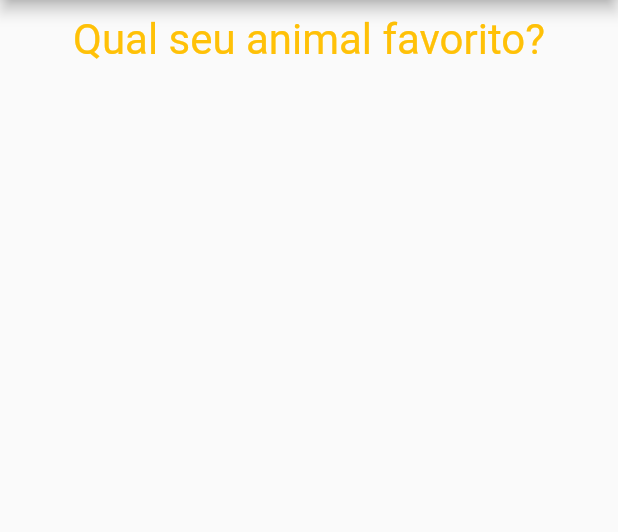
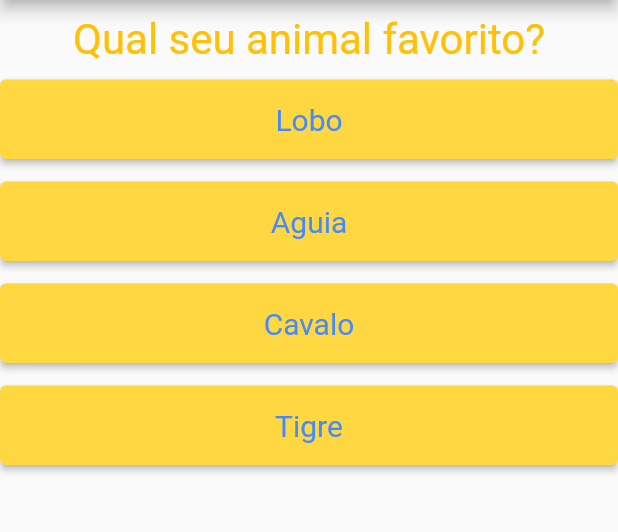
Before and after one commit to IagoMesquita/App_de_perguntas, a Flutter app: the screen it shows after launch, on a phone screen of 412 x 824 dp, the part 84-616 px from its top. Run offline on Flutter 3.47's test engine with Material 2 defaults, Android fonts, the phone set to English and light mode, and no system bars.

Commit message:
refactor: clean main

```diff
--- a/lib/main.dart
+++ b/lib/main.dart
@@ -1,6 +1,6 @@
 import 'package:flutter/material.dart';
-import './questao.dart';
-import './resposta.dart';
+import './questionario.dart';
+import './resultado.dart';
 
 void main() => runApp(const PerguntaApp());
 
@@ -11,41 +11,52 @@ class PerguntaApp extends StatefulWidget {
 }
 
 class _PerguntaAppState extends State<PerguntaApp> {
-  _PerguntaAppState();
+  // _PerguntaAppState();
 
   int _perguntaSelecionada = 0;
 
-  void _responder() {
-    setState(() {
-      _perguntaSelecionada++;
-    });
-  }
-
   // objct é um type mais generico, servindo para String, List ...
-  final List<Map<String, Object>> perguntas = [
+  final List<Map<String, Object>> _perguntas = const [
     {
       'texto': 'Qual seu animal favorito?',
-      'resposta': ['Lobo', 'Aguia', 'Cavalo', 'Tigre']
+      'respostas': ['Lobo', 'Aguia', 'Cavalo', 'Tigre']
     },
     {
       'texto': 'Qual sua cor favorito?',
-      'resposta': ['Verde', 'Azul', 'Preto', 'Braco']
+      'respostas': ['Verde', 'Azul', 'Preto', 'Braco']
     },
     {
       'texto': 'Qual seu professor favorito?',
-      'resposta': ['Leo', 'Guanabara', 'Felipe', 'Matheus']
+      'respostas': ['Leo', 'Guanabara', 'Felipe', 'Matheus']
     },
   ];
 
-  List<Widget> respostas = [];
+  void _responder() {
+    if (temPerguntaSelecionada) {
+      setState(() {
+        _perguntaSelecionada++;
+      });
+    }
+  }
 
-  // forma imperativa
-  for( var textoResposta in perguntas[_perguntaSelecionada].cast()['resposta'] ) {
-    respostas.add(Resposta(textoResposta, _responder));
+  bool get temPerguntaSelecionada {
+    return _perguntaSelecionada < _perguntas.length;
   }
 
   @override
   Widget build(BuildContext context) {
+    // Abordagem declarativa, programacao funcional
+    // List<Widget> widgets = respostas.map((r) => Resposta(r, _responder)).toList();
+
+    // I - forma imperativa
+    // for(String textoResposta in perguntas[_perguntaSelecionada].cast()['resposta'] ) {
+    //   respostas.add(Resposta(textoResposta, _responder));
+    // }
+
+    // for(String textoResposta in respostas) {
+    //   widgets.add(Resposta(textoResposta, _responder));
+    // };
+
     return MaterialApp(
       debugShowCheckedModeBanner: false,
       darkTheme: ThemeData.dark(),
@@ -53,14 +64,13 @@ class _PerguntaAppState extends State<PerguntaApp> {
         appBar: AppBar(
           title: const Text('Perguntas'),
         ),
-        body: Column(
-          children: [
-            // Questao(texto: perguntas[_perguntaSelecionada]),
-            Questao(perguntas[_perguntaSelecionada]['texto'].toString()),
-            ...respostas,
-
-          ],
-        ),
+        body: temPerguntaSelecionada
+            ? Questionario(
+                perguntas: _perguntas,
+                perguntaSelecionada: _perguntaSelecionada,
+                quandoResponder: _responder,
+              )
+            : const Resultado(),
       ),
     );
   }
```
